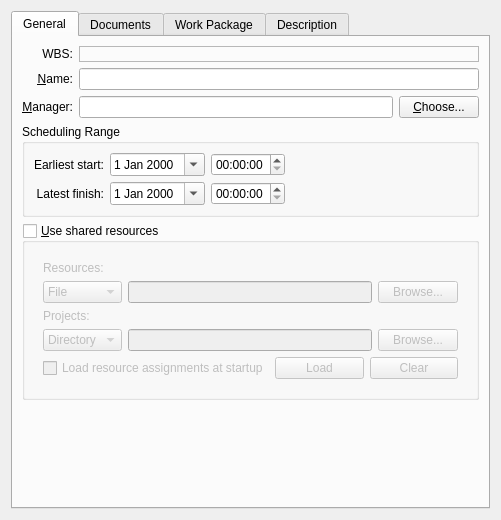
The window that src/libs/ui/kptmainprojectpanelbase.ui (KDE/calligraplan) describes before a commit, drawn with Qt 5.
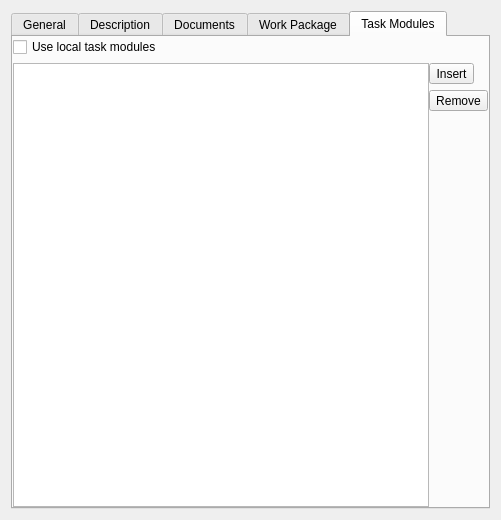
The same window after the commit. The open tabs and pages were chosen to show the change. Icons and pictures are not drawn. Custom widgets are drawn as their Qt base class.

Commit message:
TaskModules: Improve task modules handling
Add posibility to store multiple groups of task modules,
add configuration to main project dialog and
add to settings.

The edit to the form file:
```diff
--- a/src/libs/ui/kptmainprojectpanelbase.ui
+++ b/src/libs/ui/kptmainprojectpanelbase.ui
@@ -14,8 +14,8 @@
   <property name="locale">
    <locale language="C" country="AnyCountry"/>
   </property>
-  <layout class="QVBoxLayout" name="verticalLayout_7">
-   <item>
+  <layout class="QGridLayout" name="gridLayout_5">
+   <item row="0" column="0">
     <widget class="QTabWidget" name="tabWidget">
      <property name="currentIndex">
       <number>0</number>
@@ -333,6 +333,25 @@
        </item>
       </layout>
      </widget>
+     <widget class="QWidget" name="ui_description">
+      <attribute name="title">
+       <string>Description</string>
+      </attribute>
+      <layout class="QVBoxLayout" name="verticalLayout">
+       <property name="leftMargin">
+        <number>0</number>
+       </property>
+       <property name="topMargin">
+        <number>0</number>
+       </property>
+       <property name="rightMargin">
+        <number>0</number>
+       </property>
+       <property name="bottomMargin">
+        <number>0</number>
+       </property>
+      </layout>
+     </widget>
      <widget class="QWidget" name="ui_documents">
       <attribute name="title">
        <string>Documents</string>
@@ -457,11 +476,11 @@
        </item>
       </layout>
      </widget>
-     <widget class="QWidget" name="ui_description">
+     <widget class="QWidget" name="ui_taskModules">
       <attribute name="title">
-       <string>Description</string>
+       <string>Task Modules</string>
       </attribute>
-      <layout class="QVBoxLayout" name="verticalLayout">
+      <layout class="QGridLayout" name="gridLayout_4">
        <property name="leftMargin">
         <number>0</number>
        </property>
@@ -474,6 +493,64 @@
        <property name="bottomMargin">
         <number>0</number>
        </property>
+       <property name="horizontalSpacing">
+        <number>0</number>
+       </property>
+       <item row="2" column="1">
+        <widget class="QToolButton" name="ui_removeModule">
+         <property name="text">
+          <string>Remove</string>
+         </property>
+         <property name="icon">
+          <iconset theme="list-remove">
+           <normaloff>.</normaloff>.</iconset>
+         </property>
+        </widget>
+       </item>
+       <item row="3" column="1">
+        <spacer name="verticalSpacer_3">
+         <property name="orientation">
+          <enum>Qt::Vertical</enum>
+         </property>
+         <property name="sizeHint" stdset="0">
+          <size>
+           <width>20</width>
+           <height>394</height>
+          </size>
+         </property>
+        </spacer>
+       </item>
+       <item row="1" column="1">
+        <widget class="QToolButton" name="ui_insertModule">
+         <property name="text">
+          <string>Insert</string>
+         </property>
+         <property name="icon">
+          <iconset theme="list-add">
+           <normaloff>.</normaloff>.</iconset>
+         </property>
+        </widget>
+       </item>
+       <item row="1" column="0" rowspan="3">
+        <widget class="QTreeView" name="ui_taskModulesView">
+         <property name="rootIsDecorated">
+          <bool>false</bool>
+         </property>
+         <property name="itemsExpandable">
+          <bool>false</bool>
+         </property>
+         <attribute name="headerVisible">
+          <bool>false</bool>
+         </attribute>
+        </widget>
+       </item>
+       <item row="0" column="0">
+        <widget class="QCheckBox" name="ui_useLocalModules">
+         <property name="text">
+          <string>Use local task modules</string>
+         </property>
+        </widget>
+       </item>
       </layout>
      </widget>
     </widget>
@@ -481,18 +558,18 @@
   </layout>
  </widget>
  <customwidgets>
-  <customwidget>
-   <class>KUrlRequester</class>
-   <extends>QFrame</extends>
-   <header>kurlrequester.h</header>
-   <container>1</container>
-  </customwidget>
   <customwidget>
    <class>KLineEdit</class>
    <extends>QLineEdit</extends>
    <header>klineedit.h</header>
    <container>1</container>
   </customwidget>
+  <customwidget>
+   <class>KUrlRequester</class>
+   <extends>QWidget</extends>
+   <header>kurlrequester.h</header>
+   <container>1</container>
+  </customwidget>
  </customwidgets>
  <tabstops>
   <tabstop>namefield</tabstop>
```
Left out of the diff: 23 changed lines with no effect on the pictures. The commit also changes 17 other files.
